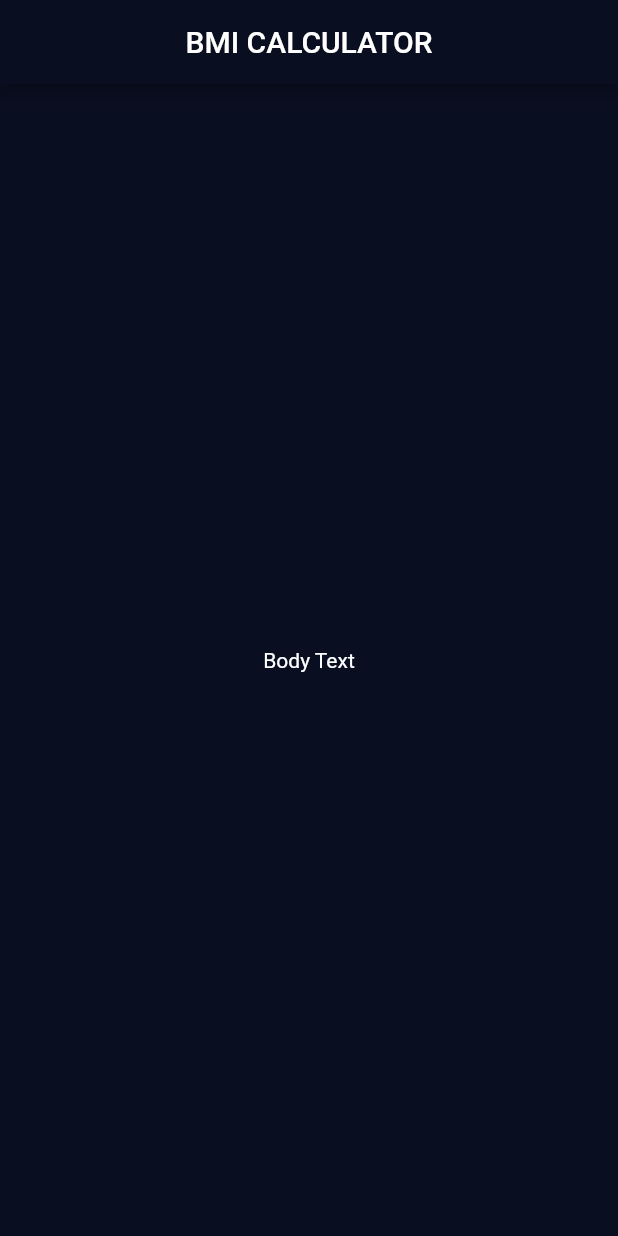
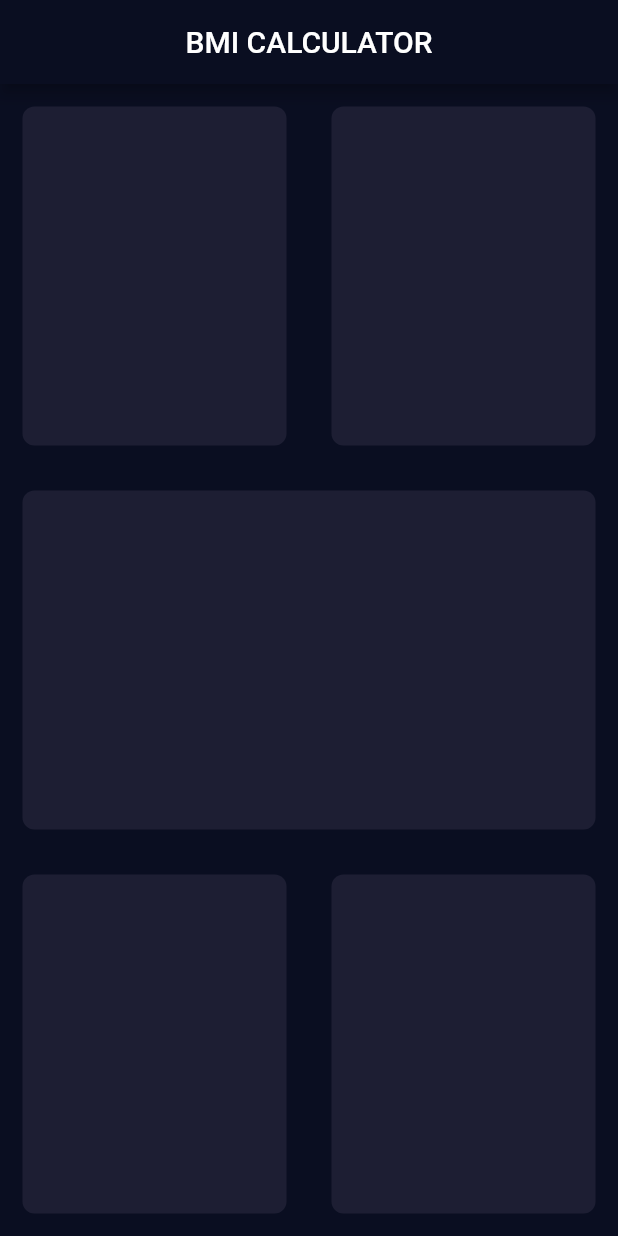
Before and after one commit to g0beze/bmi_calculator, a Flutter app: the screen it shows after launch, on a phone screen of 412 x 824 dp. Run offline on Flutter 3.47's test engine with Material 2 defaults, Android fonts, the phone set to English and light mode, and no system bars.

Commit message:
implmented the skeleton layout

```diff
--- a/lib/input_page.dart
+++ b/lib/input_page.dart
@@ -12,8 +12,66 @@ class _InputPageState extends State<InputPage> {
       appBar: AppBar(
         title: const Text('BMI CALCULATOR'),
       ),
-      body: const Center(
-        child: Text('Body Text'),
+      body: Column(
+        children: <Widget>[
+          Expanded(
+            child: Row(
+              children: [
+                Expanded(
+                  child: Container(
+                    margin: const EdgeInsets.all(15),
+                    decoration: BoxDecoration(
+                      color: const Color(0XFF1D1E33),
+                      borderRadius: BorderRadius.circular(8),
+                    ),
+                  ),
+                ),
+                Expanded(
+                  child: Container(
+                    margin: const EdgeInsets.all(15),
+                    decoration: BoxDecoration(
+                      color: const Color(0XFF1D1E33),
+                      borderRadius: BorderRadius.circular(8),
+                    ),
+                  ),
+                ),
+              ],
+            ),
+          ),
+          Expanded(
+            child: Container(
+              margin: const EdgeInsets.all(15),
+              decoration: BoxDecoration(
+                color: const Color(0XFF1D1E33),
+                borderRadius: BorderRadius.circular(8),
+              ),
+            ),
+          ),
+          Expanded(
+            child: Row(
+              children: [
+                Expanded(
+                  child: Container(
+                    margin: const EdgeInsets.all(15),
+                    decoration: BoxDecoration(
+                      color: const Color(0XFF1D1E33),
+                      borderRadius: BorderRadius.circular(8),
+                    ),
+                  ),
+                ),
+                Expanded(
+                  child: Container(
+                    margin: const EdgeInsets.all(15),
+                    decoration: BoxDecoration(
+                      color: const Color(0XFF1D1E33),
+                      borderRadius: BorderRadius.circular(8),
+                    ),
+                  ),
+                ),
+              ],
+            ),
+          ),
+        ],
       ),
     );
   }
```
